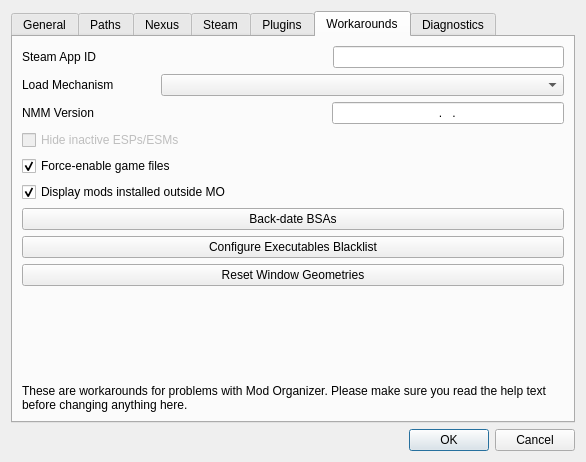
Holt59/mo2-merge, file modorganizer/src/settingsdialog.ui: the form before one commit.
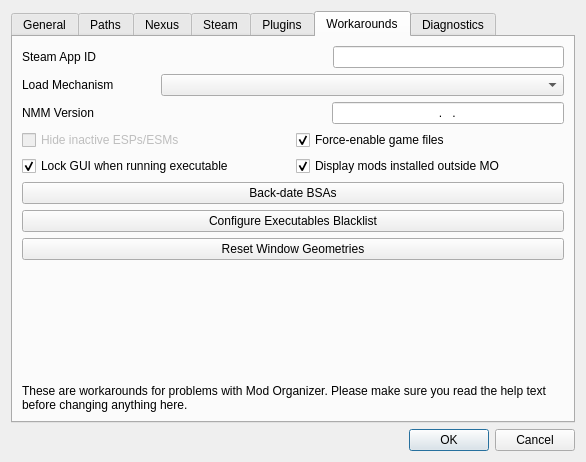
The form after the commit. The open tabs and pages were chosen to show the change. Icons and pictures are not drawn.

Commit message: [modorganizer] Add workaround setting to prevent the GUI from locking when running an executable

```diff
--- a/modorganizer/src/settingsdialog.ui
+++ b/modorganizer/src/settingsdialog.ui
@@ -966,23 +966,8 @@
         </layout>
        </item>
        <item>
-        <widget class="QCheckBox" name="hideUncheckedBox">
-         <property name="enabled">
-          <bool>false</bool>
-         </property>
-         <property name="toolTip">
-          <string>Enforces that inactive ESPs and ESMs are never loaded.</string>
-         </property>
-         <property name="whatsThis">
-          <string>It seems that the Games occasionally load ESP or ESM files even if they haven't been activated as plugins.
-I don't yet know what the circumstances are, but user reports imply it is in some cases unwanted. If this is checked, ESPs and ESMs not checked in the List are invisible to the game and can not be loaded.</string>
-         </property>
-         <property name="text">
-          <string>Hide inactive ESPs/ESMs</string>
-         </property>
-        </widget>
-       </item>
-       <item>
+        <layout class="QGridLayout" name="gridLayout_6">
+         <item row="1" column="1">
         <widget class="QCheckBox" name="forceEnableBox">
          <property name="toolTip">
           <string>If checked, files (i.e. esps, esms and bsas) belonging to the core game can not be disabled in the UI. (default: on)</string>
@@ -999,7 +984,7 @@
          </property>
         </widget>
        </item>
-       <item>
+         <item row="2" column="1">
         <widget class="QCheckBox" name="displayForeignBox">
          <property name="toolTip">
           <string>Disable this to no longer display mods installed outside MO in the mod list (left pane). Assets from those mods will then be treated as having lowest mod priority together with the original game content.</string>
@@ -1018,6 +1003,41 @@
          </property>
         </widget>
        </item>
+         <item row="1" column="0">
+          <widget class="QCheckBox" name="hideUncheckedBox">
+           <property name="enabled">
+            <bool>false</bool>
+           </property>
+           <property name="toolTip">
+            <string>Enforces that inactive ESPs and ESMs are never loaded.</string>
+           </property>
+           <property name="whatsThis">
+            <string>It seems that the Games occasionally load ESP or ESM files even if they haven't been activated as plugins.
+I don't yet know what the circumstances are, but user reports imply it is in some cases unwanted. If this is checked, ESPs and ESMs not checked in the List are invisible to the game and can not be loaded.</string>
+           </property>
+           <property name="text">
+            <string>Hide inactive ESPs/ESMs</string>
+           </property>
+          </widget>
+         </item>
+         <item row="2" column="0">
+          <widget class="QCheckBox" name="lockGUIBox">
+           <property name="toolTip">
+            <string>Disable this to prevent the GUI from being locked when running an executable.  This may result in abnormal behavior.</string>
+           </property>
+           <property name="whatsThis">
+            <string>Disable this to prevent the GUI from being locked when running an executable.  This may result in abnormal behavior.</string>
+           </property>
+           <property name="text">
+            <string>Lock GUI when running executable</string>
+           </property>
+           <property name="checked">
+            <bool>true</bool>
+           </property>
+          </widget>
+         </item>
+        </layout>
+       </item>
        <item>
         <widget class="QPushButton" name="bsaDateBtn">
          <property name="toolTip">
```
Left out of the diff: 3 changed lines with no effect on the pictures. Lines whose indentation alone changed are shown as unchanged. The commit also changes 3 other files.
